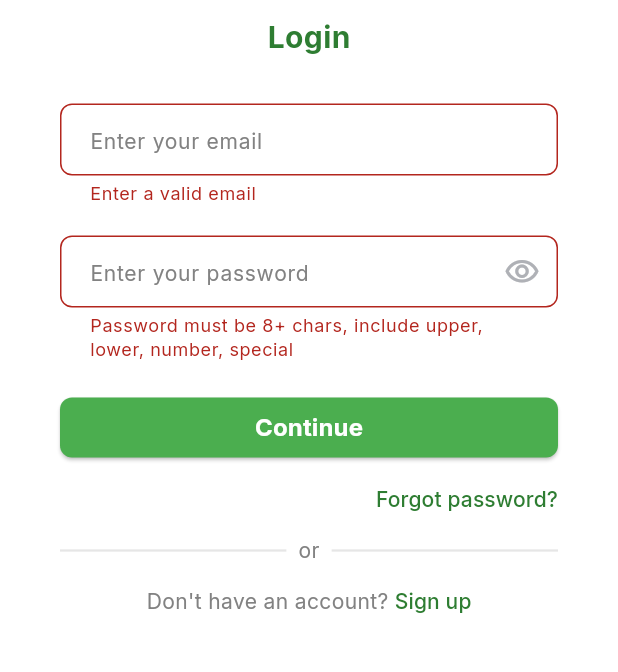
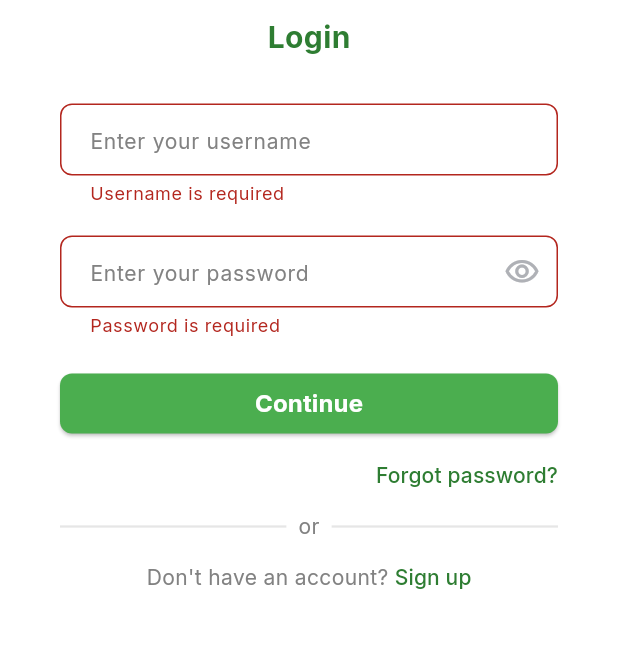
Before and after one commit to bryanlzj/AgriSense, a Flutter app: the screen it shows after launch, after a tap on "Continue", on a phone screen of 412 x 824 dp, the part 330-1002 px from its top. Run offline on Flutter 3.47's test engine with Material 3 defaults, Android fonts, the phone set to English and light mode, and no system bars; our stand-ins replace google_fonts, shared_preferences.

Commit message:
Change from email to username for login

```diff
--- /dev/null
+++ b/mobile/lib/models/user.dart
@@ -0,0 +1,52 @@
+/// User model matching backend UserResponse schema.
+class User {
+  final int id;
+  final String username;
+  final String? fullName;
+  final String farmLocationName;
+  final double farmLocationLat;
+  final double farmLocationLng;
+  final String cropType;
+  final bool isActive;
+  final DateTime createdAt;
+
+  User({
+    required this.id,
+    required this.username,
+    this.fullName,
+    required this.farmLocationName,
+    required this.farmLocationLat,
+    required this.farmLocationLng,
+    required this.cropType,
+    required this.isActive,
+    required this.createdAt,
+  });
+
+  factory User.fromJson(Map<String, dynamic> json) {
+    return User(
+      id: json['id'] as int,
+      username: json['username'] as String,
+      fullName: json['full_name'] as String?,
+      farmLocationName: json['farm_location_name'] as String,
+      farmLocationLat: (json['farm_location_lat'] as num).toDouble(),
+      farmLocationLng: (json['farm_location_lng'] as num).toDouble(),
+      cropType: json['crop_type'] as String,
+      isActive: json['is_active'] as bool,
+      createdAt: DateTime.parse(json['created_at'] as String),
+    );
+  }
+
+  Map<String, dynamic> toJson() {
+    return {
+      'id': id,
+      'username': username,
+      'full_name': fullName,
+      'farm_location_name': farmLocationName,
+      'farm_location_lat': farmLocationLat,
+      'farm_location_lng': farmLocationLng,
+      'crop_type': cropType,
+      'is_active': isActive,
+      'created_at': createdAt.toIso8601String(),
+    };
+  }
+}
--- a/mobile/lib/pages/login_page.dart
+++ b/mobile/lib/pages/login_page.dart
@@ -1,5 +1,7 @@
 import 'package:flutter/material.dart';
+import 'package:fyp_prototype/services/auth_service.dart';
 import 'package:fyp_prototype/utils/extensions.dart';
+import 'package:fyp_prototype/utils/token_storage.dart';
 import 'package:fyp_prototype/widgets/custom_form_field.dart';
 import 'package:google_fonts/google_fonts.dart';
 
@@ -12,8 +14,47 @@ class LoginPage extends StatefulWidget {
 
 class _LoginPageState extends State<LoginPage> {
   final _formKey = GlobalKey<FormState>();
-  final TextEditingController emailController = TextEditingController();
+  final TextEditingController usernameController = TextEditingController();
   final TextEditingController passwordController = TextEditingController();
+  bool _isLoading = false;
+
+  Future<void> _handleLogin() async {
+    if (!_formKey.currentState!.validate()) {
+      return;
+    }
+
+    setState(() {
+      _isLoading = true;
+    });
+
+    try {
+      final token = await AuthService.login(
+        usernameController.text.trim(),
+        passwordController.text,
+      );
+
+      await TokenStorage.saveToken(token);
+
+      if (mounted) {
+        Navigator.pushReplacementNamed(context, '/main');
+      }
+    } catch (e) {
+      if (mounted) {
+        ScaffoldMessenger.of(context).showSnackBar(
+          SnackBar(
+            content: Text(e.toString().replaceFirst('Exception: ', '')),
+            backgroundColor: Colors.red,
+          ),
+        );
+      }
+    } finally {
+      if (mounted) {
+        setState(() {
+          _isLoading = false;
+        });
+      }
+    }
+  }
 
   @override
   Widget build(BuildContext context) {
@@ -44,11 +85,14 @@ class _LoginPageState extends State<LoginPage> {
                   ),
                   SizedBox(height: 20),
                   CustomFormField(
-                    controller: emailController,
-                    hintText: 'Enter your email',
+                    controller: usernameController,
+                    hintText: 'Enter your username',
                     validator: (val) {
-                      if (!val!.isValidEmail) {
-                        return 'Enter a valid email';
+                      if (val == null || val.isEmpty) {
+                        return 'Username is required';
+                      }
+                      if (!val.isValidUsername) {
+                        return 'Username must be 3-50 chars (letters, numbers, underscore)';
                       }
                       return null;
                     },
@@ -58,9 +102,11 @@ class _LoginPageState extends State<LoginPage> {
                     hintText: 'Enter your password',
                     isPassword: true,
                     validator: (val) {
-                      if (!val!.isValidPassword) {
-                        return 'Password must be 8+ chars, include upper, lower, number, special';
-                        //Password must be 8+ chars, include upper, lower, number, special
+                      if (val == null || val.isEmpty) {
+                        return 'Password is required';
+                      }
+                      if (val.length < 6) {
+                        return 'Password must be at least 6 characters';
                       }
                       return null;
                     },
@@ -69,12 +115,7 @@ class _LoginPageState extends State<LoginPage> {
                   SizedBox(
                     width: double.infinity,
                     child: ElevatedButton(
-                      onPressed: () {
-                        if (_formKey.currentState!.validate()) {
-                          _formKey.currentState!.save();
-                          Navigator.pushReplacementNamed(context, '/main');
-                        }
-                      },
+                      onPressed: _isLoading ? null : _handleLogin,
                       style: ElevatedButton.styleFrom(
                         backgroundColor: Color(0xFF4BAE4F),
                         foregroundColor: Color(0xFFFFFFFF),
@@ -82,7 +123,17 @@ class _LoginPageState extends State<LoginPage> {
                           borderRadius: BorderRadiusGeometry.circular(8),
                         ),
                       ),
-                      child: Text(
+                      child: _isLoading
+                          ? SizedBox(
+                              height: 20,
+                              width: 20,
+                              child: CircularProgressIndicator(
+                                strokeWidth: 2,
+                                valueColor:
+                                    AlwaysStoppedAnimation<Color>(Colors.white),
+                              ),
+                            )
+                          : Text(
                               'Continue',
                               style: TextStyle(
                                 fontSize: 16,
@@ -171,7 +222,3 @@ class _LoginPageState extends State<LoginPage> {
     );
   }
 }
-
-/*
-
-*/
--- /dev/null
+++ b/mobile/lib/utils/api_constants.dart
@@ -0,0 +1,20 @@
+/// API configuration constants for different environments.
+class ApiConstants {
+  // Base URL detection for different environments
+  static const String androidEmulator = 'http://10.0.2.2:8000';
+  static const String iosSimulator = 'http://localhost:8000';
+
+  // Change this for physical device testing
+  static const String physicalDevice = 'http://192.168.1.100:8000';
+
+  // Current active base URL (change as needed)
+  static const String baseUrl = androidEmulator;
+
+  // API version prefix
+  static const String apiPrefix = '/api/v1';
+
+  // Auth endpoints
+  static const String login = '$apiPrefix/auth/login';
+  static const String register = '$apiPrefix/auth/register';
+  static const String me = '$apiPrefix/auth/me';
+}
--- a/mobile/lib/utils/extensions.dart
+++ b/mobile/lib/utils/extensions.dart
@@ -15,6 +15,11 @@ extension ExtString on String {
     return passwordRegExp.hasMatch(this);
   }
 
+  /// Validates username: 3-50 chars, alphanumeric + underscore only.
+  bool get isValidUsername {
+    return RegExp(r'^[a-zA-Z0-9_]{3,50}$').hasMatch(this);
+  }
+
 }
 
 // -={}[]|\:";'<>,.?/!@#$%^&*()_+
--- a/mobile/pubspec.yaml
+++ b/mobile/pubspec.yaml
@@ -32,6 +32,8 @@ dependencies:
     sdk: flutter
   google_fonts: ^6.2.1
   shared_preferences: ^2.5.3
+  http: ^1.2.0
+  provider: ^6.1.1
 
   # The following adds the Cupertino Icons font to your application.
   # Use with the CupertinoIcons class for iOS style icons.
```
Also changed, not shown: mobile/lib/services/auth_service.dart (added, +110 -0 lines), mobile/lib/utils/token_storage.dart (added, +31 -0 lines), mobile/pubspec.lock. Lines whose indentation alone changed are shown as unchanged.
